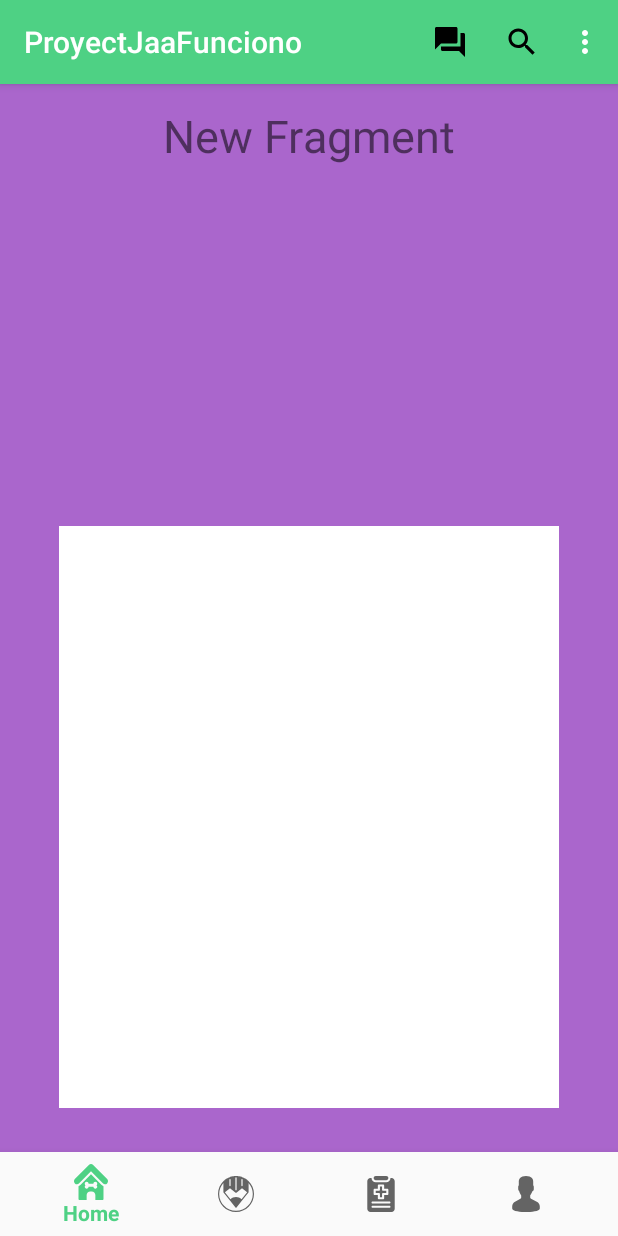
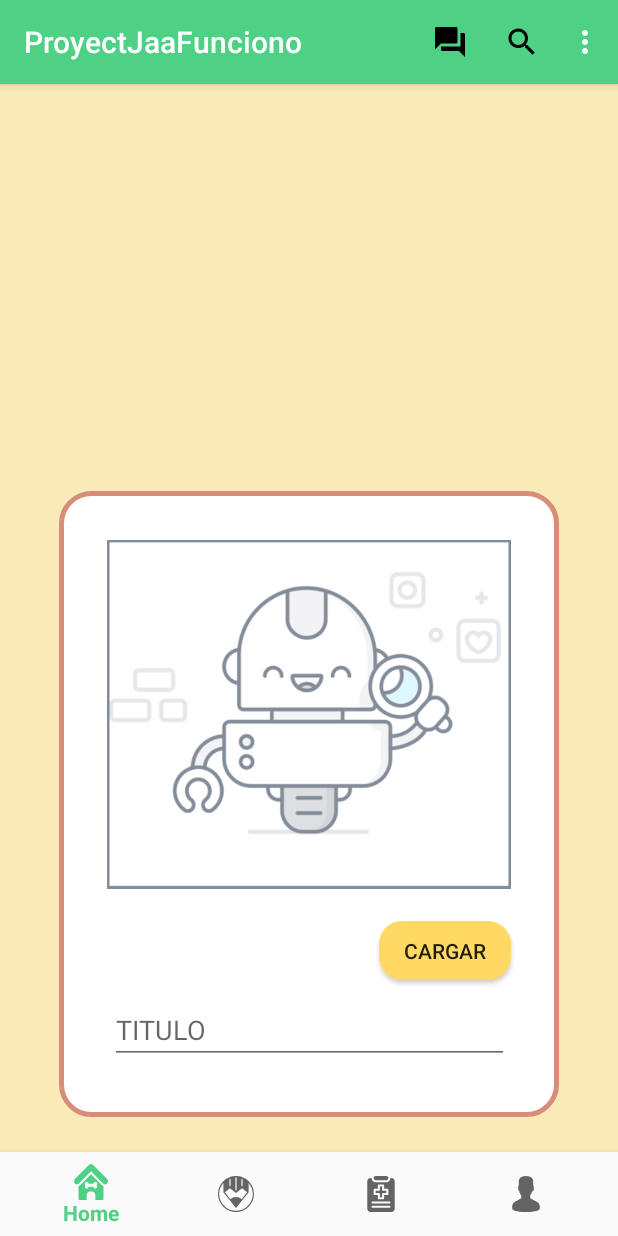
Before and after one commit to daftsu1/patitas, an Android app: the fragment PostFragment placed in its activity, on a phone screen of 412 x 824 dp. Run offline under Robolectric (Android 15) with nearby library versions, the phone set to English and light mode, and no system bars; pictures from the network do not load.

Commit message:
agrega cambios de la u

```diff
--- a/app/src/main/AndroidManifest.xml
+++ b/app/src/main/AndroidManifest.xml
@@ -1,6 +1,9 @@
 <?xml version="1.0" encoding="utf-8"?>
 <manifest xmlns:android="http://schemas.android.com/apk/res/android"
     package="com.example.a.proyectjaafunciono">
+
+    <uses-permission android:name="android.permission.READ_EXTERNAL_STORAGE"/>
+    <uses-permission android:name="android.permission.INTERNET"/>
 
     <application
         android:allowBackup="true"
--- a/app/src/main/java/com/example/a/proyectjaafunciono/PostFragment.java
+++ b/app/src/main/java/com/example/a/proyectjaafunciono/PostFragment.java
@@ -1,17 +1,46 @@
 package com.example.a.proyectjaafunciono;
 
+import android.content.Intent;
+import android.net.Uri;
 import android.os.Bundle;
+import android.provider.MediaStore;
 import android.support.annotation.Nullable;
 import android.support.v4.app.Fragment;
 import android.view.LayoutInflater;
 import android.view.View;
 import android.view.ViewGroup;
+import android.widget.ImageView;
 
 public class PostFragment extends Fragment {
+    ImageView Imagen;
 
     @Nullable
     @Override
     public View onCreateView(LayoutInflater inflater, @Nullable ViewGroup container, @Nullable Bundle savedInstanceState){
-        return inflater.inflate(R.layout.fragment_post, container, false);
+        View view =  inflater.inflate(R.layout.fragment_post, container, false);
+
+        Imagen = (ImageView) view.findViewById(R.id.imageView5);
+
+
+        return view;
+    }
+
+    public void onClick(View view){
+        cargarImagen();
+    }
+
+    private void cargarImagen(){
+        Intent intent=new Intent(Intent.ACTION_PICK, MediaStore.Images.Media.EXTERNAL_CONTENT_URI);
+        intent.setType("image/");
+        startActivityForResult(intent.createChooser(intent, "Seleccione la Aplicación"),10);
+    }
+
+    @Override
+    public void onActivityResult(int requestCode, int resultCode, Intent data) {
+        super.onActivityResult(requestCode, resultCode, data);
+        //if (resultCode == RESULT_OK){
+          //  Uri path=data.getData();
+            //Imagen.setImageURI(path);
+        //}
     }
 }
--- a/app/src/main/res/drawable/boxshape.xml
+++ b/app/src/main/res/drawable/boxshape.xml
@@ -4,6 +4,10 @@
         <shape android:shape="rectangle">
             <solid android:color="#ffffff"/>
             <corners android:radius="20dp"/>
+            <stroke
+                android:width="3dp"
+                android:color="#d78d79"
+                />
         </shape>
     </item>
 </selector>
--- a/app/src/main/res/layout/fragment_post.xml
+++ b/app/src/main/res/layout/fragment_post.xml
@@ -1,27 +1,62 @@
 <?xml version="1.0" encoding="utf-8"?>
-<RelativeLayout
-    xmlns:android="http://schemas.android.com/apk/res/android"
+<RelativeLayout xmlns:android="http://schemas.android.com/apk/res/android"
+    xmlns:app="http://schemas.android.com/apk/res-auto"
+    xmlns:tools="http://schemas.android.com/tools"
     android:layout_width="match_parent"
     android:layout_height="match_parent"
-    android:background="@android:color/holo_purple">
-
-    <TextView
-        android:layout_width="wrap_content"
-        android:layout_height="wrap_content"
-        android:layout_alignParentTop="true"
-        android:layout_centerHorizontal="true"
-        android:layout_marginTop="70dp"
-        android:text="New Fragment"
-        android:textSize="30sp" />
+    android:background="@color/colorFondo">
 
     <android.support.constraint.ConstraintLayout
         android:layout_width="333dp"
-        android:layout_height="388dp"
+        android:layout_height="417dp"
         android:layout_alignParentBottom="true"
         android:layout_centerHorizontal="true"
-        android:layout_marginBottom="29dp"
-        android:background="@color/colorCuadros">
+        android:layout_marginBottom="23dp"
+        android:background="@drawable/boxshape">
 
+        <ImageView
+            android:id="@+id/imageView5"
+            android:layout_width="269dp"
+            android:layout_height="234dp"
+            android:layout_marginBottom="10dp"
+            android:layout_marginEnd="16dp"
+            android:layout_marginStart="16dp"
+            android:layout_marginTop="32dp"
+            app:layout_constraintBottom_toTopOf="@+id/button4"
+            app:layout_constraintEnd_toEndOf="parent"
+            app:layout_constraintStart_toStartOf="parent"
+            app:layout_constraintTop_toTopOf="parent"
+            app:layout_constraintVertical_bias="0.0"
+            app:srcCompat="@drawable/image_default2" />
+
+        <Button
+            android:id="@+id/button4"
+            android:layout_width="wrap_content"
+            android:layout_height="39dp"
+            android:layout_marginBottom="16dp"
+            android:layout_marginEnd="32dp"
+            android:layout_marginStart="213dp"
+            android:background="@drawable/buttonshape"
+            android:text="CARGAR"
+            android:onClick="onClick"
+            app:layout_constraintBottom_toTopOf="@+id/editText7"
+            app:layout_constraintEnd_toEndOf="parent"
+            app:layout_constraintHorizontal_bias="0.0"
+            app:layout_constraintStart_toStartOf="parent" />
+
+        <EditText
+            android:id="@+id/editText7"
+            android:layout_width="266dp"
+            android:layout_height="40dp"
+            android:layout_marginBottom="35dp"
+            android:layout_marginEnd="16dp"
+            android:layout_marginStart="16dp"
+            android:ems="10"
+            android:hint="TITULO"
+            android:inputType="textPersonName"
+            app:layout_constraintBottom_toBottomOf="parent"
+            app:layout_constraintEnd_toEndOf="parent"
+            app:layout_constraintStart_toStartOf="parent" />
     </android.support.constraint.ConstraintLayout>
 
 
--- a/app/src/main/res/values/colors.xml
+++ b/app/src/main/res/values/colors.xml
@@ -6,4 +6,5 @@
     <color name="colorCuadros">#ffffff</color>
     <!-- NO ESTA EN USO, POR EL BUTTON SHAPE AL IGUAL QUE EL BOX SHAPE-->
     <color name="colorButton">#ffd964</color>
+    <color name="colorFondo">#faeab8</color>
 </resources>
```
Also changed, not shown: app/src/main/java/com/example/a/proyectjaafunciono/LoginActivity.java (+78 -2 lines), app/src/main/res/layout/activity_login.xml (+4 -4 lines), app/src/main/res/drawable/image_default2.png (added), 1 other file.
